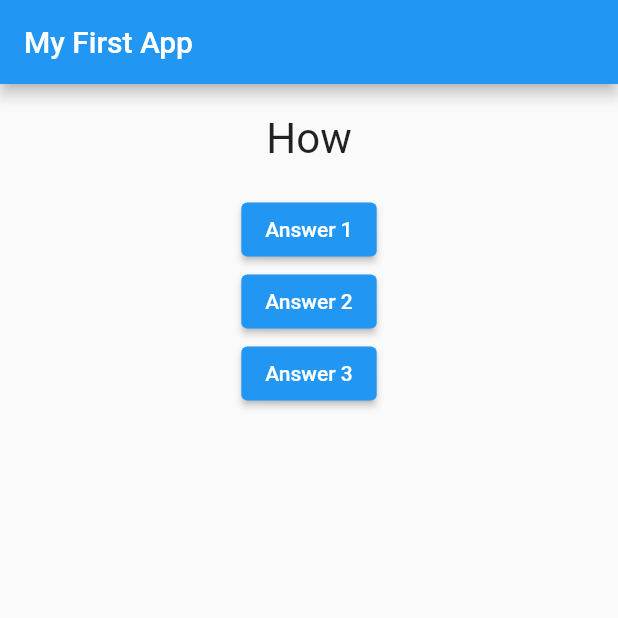
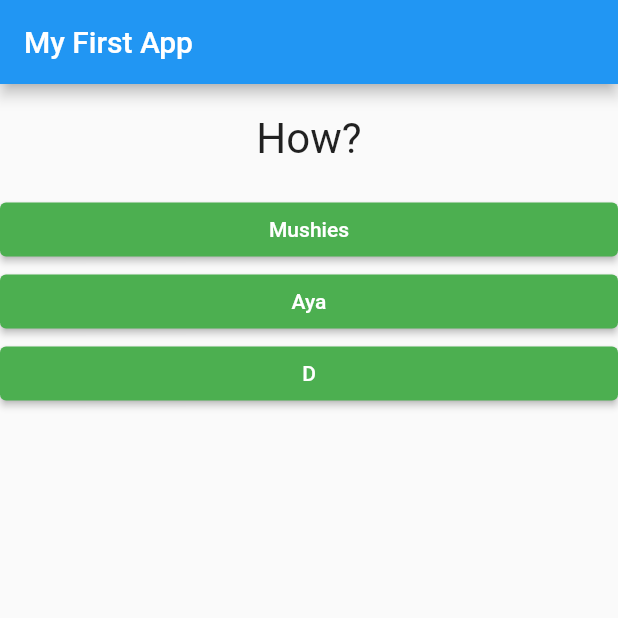
Before and after one commit to hlmichellemasters/flut, a Flutter app: the screen it shows after launch, on a phone screen of 412 x 824 dp, the top half of it. Run offline on Flutter 3.47's test engine with Material 2 defaults, Android fonts, the phone set to English and light mode, and no system bars.

Commit message:
implement map for dynamically loading questions and answers

```diff
--- /dev/null
+++ b/lib/answer.dart
@@ -0,0 +1,23 @@
+import 'package:flutter/src/foundation/key.dart';
+import 'package:flutter/src/widgets/framework.dart';
+import 'package:flutter/src/widgets/placeholder.dart';
+import 'package:flutter/material.dart';
+
+class Answer extends StatelessWidget {
+  final VoidCallback selectHandler;
+  final String answerText;
+
+  Answer(this.selectHandler, String this.answerText);
+
+  @override
+  Widget build(BuildContext context) {
+    return Container(
+      width: double.infinity,
+      child: ElevatedButton(
+          style: ButtonStyle(
+              backgroundColor: MaterialStateProperty.all(Colors.green)),
+          child: Text(answerText),
+          onPressed: selectHandler),
+    );
+  }
+}
--- a/lib/main.dart
+++ b/lib/main.dart
@@ -1,6 +1,7 @@
 import 'package:flutter/material.dart';
 
 import './question.dart';
+import './answer.dart';
 
 void main() => runApp(MyApp());
 
@@ -21,7 +22,20 @@ class _MyAppState extends State<MyApp> {
 
   @override
   Widget build(BuildContext context) {
-    var questions = ['How', 'Why'];
+    final questions = [
+      {
+        'questionText': 'How?',
+        'answers': ['Mushies', 'Aya', 'D']
+      },
+      {
+        'questionText': 'Why?',
+        'answers': ['Sad', 'Mad', 'Glad']
+      },
+      {
+        'questionText': 'When',
+        'answers': ['Now', '2 Weeks', '2 Months']
+      },
+    ];
     return MaterialApp(
       home: Scaffold(
           appBar: AppBar(
@@ -29,18 +43,11 @@ class _MyAppState extends State<MyApp> {
           ),
           body: Column(
             children: [
-              Question(questions[_questionIndex]),
-              ElevatedButton(child: Text('Answer 1'), onPressed: _answerQuestion
-                  // print('Answer 1 chosen')
-                  ),
-              ElevatedButton(
-                  child: Text('Answer 2'),
-                  onPressed: () => print('Answer 2 chosen')),
-              ElevatedButton(
-                  child: Text('Answer 3'),
-                  onPressed: () => print('Answer 3 chosen')),
-              // pass function (answerQuestion) without parentheses after
-              // to not call right away and instead pass the function (pointer)
+              Question(questions[_questionIndex]['questionText']),
+              ...(questions[_questionIndex]['answers'] as List<String>)
+                  .map((answer) {
+                return Answer(_answerQuestion, answer);
+              }).toList()
             ],
           )
           // control + space_bar to cycle through suggested arguments
```
